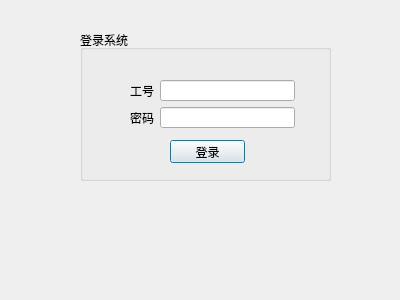
Above: demo/login_dialog.ui from SITP-face-recognize/QTclient before the change. Below: the same form after it.
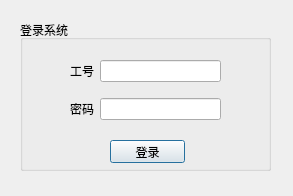
That is the form after the change.

Patch:
```diff
--- a/demo/login_dialog.ui
+++ b/demo/login_dialog.ui
@@ -6,8 +6,8 @@
    <rect>
     <x>0</x>
     <y>0</y>
-    <width>400</width>
-    <height>300</height>
+    <width>293</width>
+    <height>196</height>
    </rect>
   </property>
   <property name="windowTitle">
@@ -16,8 +16,8 @@
   <widget class="QGroupBox" name="view_login">
    <property name="geometry">
     <rect>
-     <x>80</x>
-     <y>30</y>
+     <x>20</x>
+     <y>20</y>
      <width>251</width>
      <height>151</height>
     </rect>
@@ -35,9 +35,9 @@
     <property name="geometry">
      <rect>
       <x>50</x>
-      <y>50</y>
-      <width>165</width>
-      <height>48</height>
+      <y>30</y>
+      <width>151</width>
+      <height>81</height>
      </rect>
     </property>
     <layout class="QGridLayout" name="gridLayout">
@@ -71,7 +71,7 @@
     <property name="geometry">
      <rect>
       <x>90</x>
-      <y>110</y>
+      <y>120</y>
       <width>75</width>
       <height>23</height>
      </rect>
```
Left out of the diff: 18 changed lines with no effect on the pictures.
